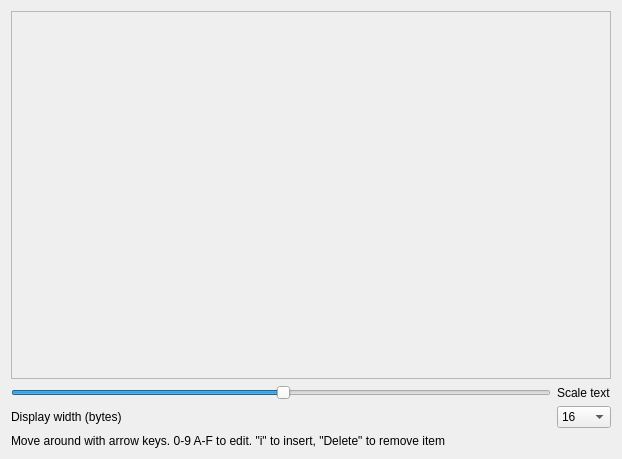
leuat/TRSE, file source/trsedocuments/formhexedit.ui: the form before one commit.
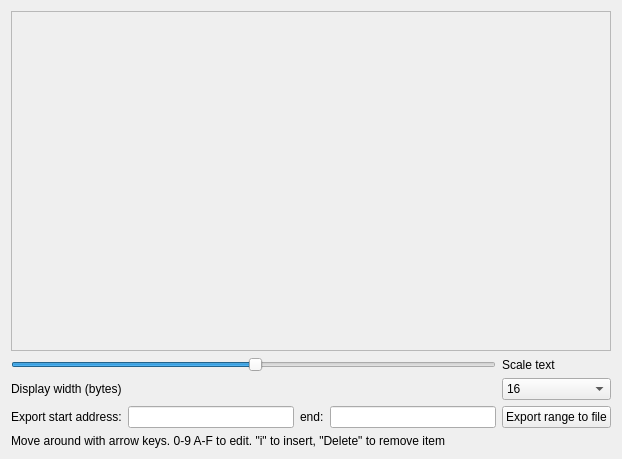
The form after the commit. Custom widgets are drawn as their Qt base class.

Commit message: Added binary range export option

```diff
--- a/source/trsedocuments/formhexedit.ui
+++ b/source/trsedocuments/formhexedit.ui
@@ -166,19 +166,37 @@
        </item>
       </widget>
      </item>
-     <item row="1" column="0">
-      <widget class="QLabel" name="label">
+     <item row="3" column="0">
+      <layout class="QGridLayout" name="gridLayout_3">
+       <item row="0" column="1">
+        <widget class="QLineEdit" name="leStart">
+         <property name="inputMask">
+          <string>HHHHHHHHH</string>
+         </property>
+        </widget>
+       </item>
+       <item row="0" column="3">
+        <widget class="QLineEdit" name="leEnd">
+         <property name="inputMask">
+          <string>HHHHHHHHH</string>
+         </property>
+        </widget>
+       </item>
+       <item row="0" column="0">
+        <widget class="QLabel" name="label_4">
        <property name="text">
-        <string>Display width (bytes)</string>
+          <string>Export start address:</string>
        </property>
       </widget>
      </item>
-     <item row="2" column="0">
-      <widget class="QLabel" name="label_2">
+       <item row="0" column="2">
+        <widget class="QLabel" name="label_5">
        <property name="text">
-        <string>Move around with arrow keys. 0-9 A-F to edit. &quot;i&quot; to insert, &quot;Delete&quot; to remove item</string>
-       </property>
-      </widget>
+          <string>end:</string>
+         </property>
+        </widget>
+       </item>
+      </layout>
      </item>
      <item row="0" column="0">
       <widget class="QSlider" name="sldSize">
@@ -190,6 +208,20 @@
        </property>
       </widget>
      </item>
+     <item row="1" column="0">
+      <widget class="QLabel" name="label">
+       <property name="text">
+        <string>Display width (bytes)</string>
+       </property>
+      </widget>
+     </item>
+     <item row="4" column="0">
+      <widget class="QLabel" name="label_2">
+       <property name="text">
+        <string>Move around with arrow keys. 0-9 A-F to edit. &quot;i&quot; to insert, &quot;Delete&quot; to remove item</string>
+       </property>
+      </widget>
+     </item>
      <item row="0" column="1">
       <widget class="QLabel" name="label_3">
        <property name="text">
@@ -197,6 +229,13 @@
        </property>
       </widget>
      </item>
+     <item row="3" column="1">
+      <widget class="QPushButton" name="btnExport">
+       <property name="text">
+        <string>Export range to file</string>
+       </property>
+      </widget>
+     </item>
     </layout>
    </item>
    <item row="0" column="0">
@@ -212,7 +251,7 @@
           <x>0</x>
           <y>0</y>
           <width>600</width>
-          <height>361</height>
+          <height>329</height>
          </rect>
         </property>
        </widget>
```
Lines whose indentation alone changed are shown as unchanged. The commit also changes 2 other files.
